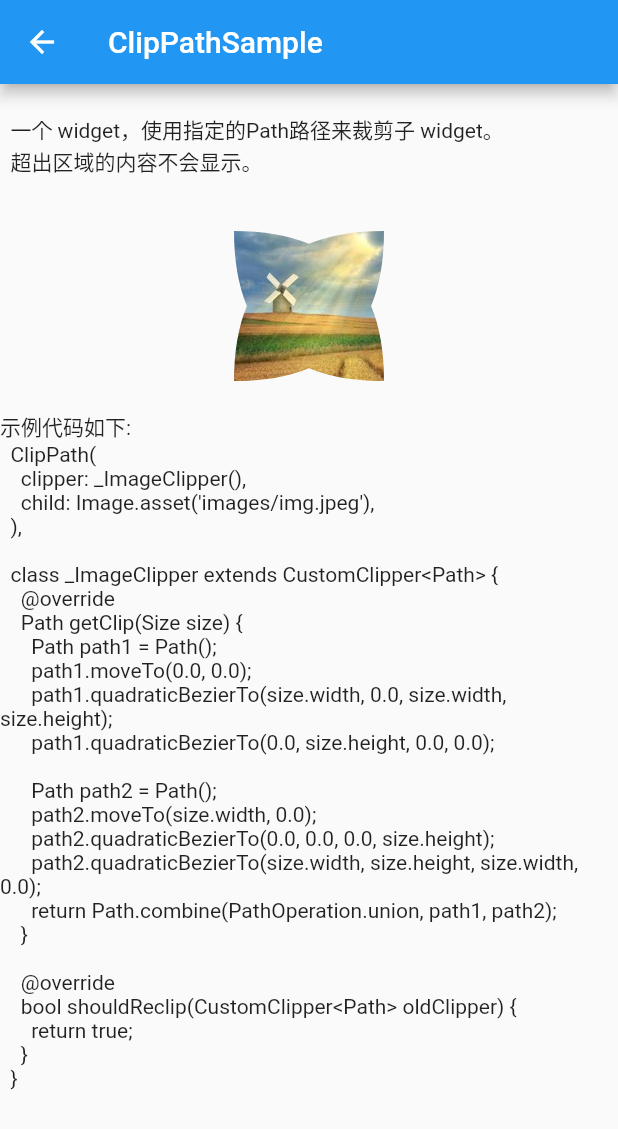
After one commit to LittleMango/flutter_widget_sample, a Flutter app: the ClipPathSample screen opened by its route, on a phone screen of 412 x 824 dp. The commit adds this screen. Shown: the top 1129 px of the screen. Run offline on Flutter 3.47's test engine with Material 2 defaults, Android fonts, the phone set to English and light mode, and no system bars.

Commit message:
增加ClipPathSample

```diff
--- a/lib/c/clipOvalSample.dart
+++ b/lib/c/clipOvalSample.dart
@@ -15,7 +15,7 @@ class ClipOvalSample extends BaseContentApp {
   @override
   String get desc =>
   '''
-  一个 widget，用来裁剪子widget，让其成员一个椭圆、圆形的 widget，超出这个范围会被裁剪掉不显示。
+  一个 widget，用来裁剪子widget，让其成为一个椭圆、圆形的 widget，超出这个范围会被裁剪掉不显示。
   ''';
 
   @override
@@ -25,6 +25,18 @@ class ClipOvalSample extends BaseContentApp {
     clipper: _ImageClipper(),
     child: Image.asset('images/img.jpeg'),
   ),
+
+  class _ImageClipper extends CustomClipper<Rect> {
+    @override
+    Rect getClip(Size size) {
+      return Rect.fromLTWH(0.0, size.height / 4, size.width, size.height / 4 * 3);
+    }
+
+    @override
+    bool shouldReclip(CustomClipper<Rect> oldClipper) {
+      return true;
+    }
+  }
   ''';
 }
 
--- /dev/null
+++ b/lib/c/clipPathSample.dart
@@ -0,0 +1,89 @@
+import 'dart:ui' show PathOperation;
+import 'package:flutter_ui_demo/base.dart';
+import 'package:flutter/material.dart';
+
+// ignore: must_be_immutable
+class ClipPathSample extends BaseContentApp {
+
+  static const String routeName = 'ClipPathSample';
+
+  @override
+  String get title => routeName;
+
+  @override
+  Widget get contentWidget => _Sample();
+
+  @override
+  String get desc =>
+  '''
+  一个 widget，使用指定的Path路径来裁剪子 widget。
+  超出区域的内容不会显示。
+  ''';
+
+  @override
+  String get sampleCode =>
+      '''
+  ClipPath(
+    clipper: _ImageClipper(),
+    child: Image.asset('images/img.jpeg'),
+  ),
+
+  class _ImageClipper extends CustomClipper<Path> {
+    @override
+    Path getClip(Size size) {
+      Path path1 = Path();
+      path1.moveTo(0.0, 0.0);
+      path1.quadraticBezierTo(size.width, 0.0, size.width, size.height);
+      path1.quadraticBezierTo(0.0, size.height, 0.0, 0.0);
+
+      Path path2 = Path();
+      path2.moveTo(size.width, 0.0);
+      path2.quadraticBezierTo(0.0, 0.0, 0.0, size.height);
+      path2.quadraticBezierTo(size.width, size.height, size.width, 0.0);
+      return Path.combine(PathOperation.union, path1, path2);
+    }
+
+    @override
+    bool shouldReclip(CustomClipper<Path> oldClipper) {
+      return true;
+    }
+  }
+  ''';
+}
+
+class _Sample extends StatelessWidget {
+
+  @override
+  Widget build(BuildContext context) {
+    return Center(
+      child: Column(
+        children: <Widget>[
+          ClipPath(
+            clipper: _ImageClipper(),
+            child: Image.asset('images/img.jpeg'),
+          ),
+        ],
+      ),
+    );
+  }
+}
+
+class _ImageClipper extends CustomClipper<Path> {
+  @override
+  Path getClip(Size size) {
+    Path path1 = Path();
+    path1.moveTo(0.0, 0.0);
+    path1.quadraticBezierTo(size.width, 0.0, size.width, size.height);
+    path1.quadraticBezierTo(0.0, size.height, 0.0, 0.0);
+    Path path2 = Path();
+    path2.moveTo(size.width, 0.0);
+    path2.quadraticBezierTo(0.0, 0.0, 0.0, size.height);
+    path2.quadraticBezierTo(size.width, size.height, size.width, 0.0);
+    return Path.combine(PathOperation.union, path1, path2);
+  }
+
+  @override
+  bool shouldReclip(CustomClipper<Path> oldClipper) {
+    return true;
+  }
+}
--- a/lib/home.dart
+++ b/lib/home.dart
@@ -102,6 +102,7 @@ List<String> getSamples() {
   list.add(CircularProgressIndicatorSample.routeName);
   list.add(ClampingScrollPhysicsSample.routeName);
   list.add(ClipOvalSample.routeName);
+  list.add(ClipPathSample.routeName);
 
   return list;
 }
--- a/lib/lib.dart
+++ b/lib/lib.dart
@@ -64,3 +64,4 @@ export 'c/circleBorderSample.dart';
 export 'c/circularProgressIndicatorSample.dart';
 export 'c/clampingScrollPhysicsSample.dart';
 export 'c/clipOvalSample.dart';
+export 'c/clipPathSample.dart';
--- a/lib/main.dart
+++ b/lib/main.dart
@@ -75,6 +75,7 @@ class MyApp extends StatelessWidget {
         CircularProgressIndicatorSample.routeName : (BuildContext context) => new CircularProgressIndicatorSample(),
         ClampingScrollPhysicsSample.routeName : (BuildContext context) => new ClampingScrollPhysicsSample(),
         ClipOvalSample.routeName : (BuildContext context) => new ClipOvalSample(),
+        ClipPathSample.routeName : (BuildContext context) => new ClipPathSample(),
       },
     );
   }
```
